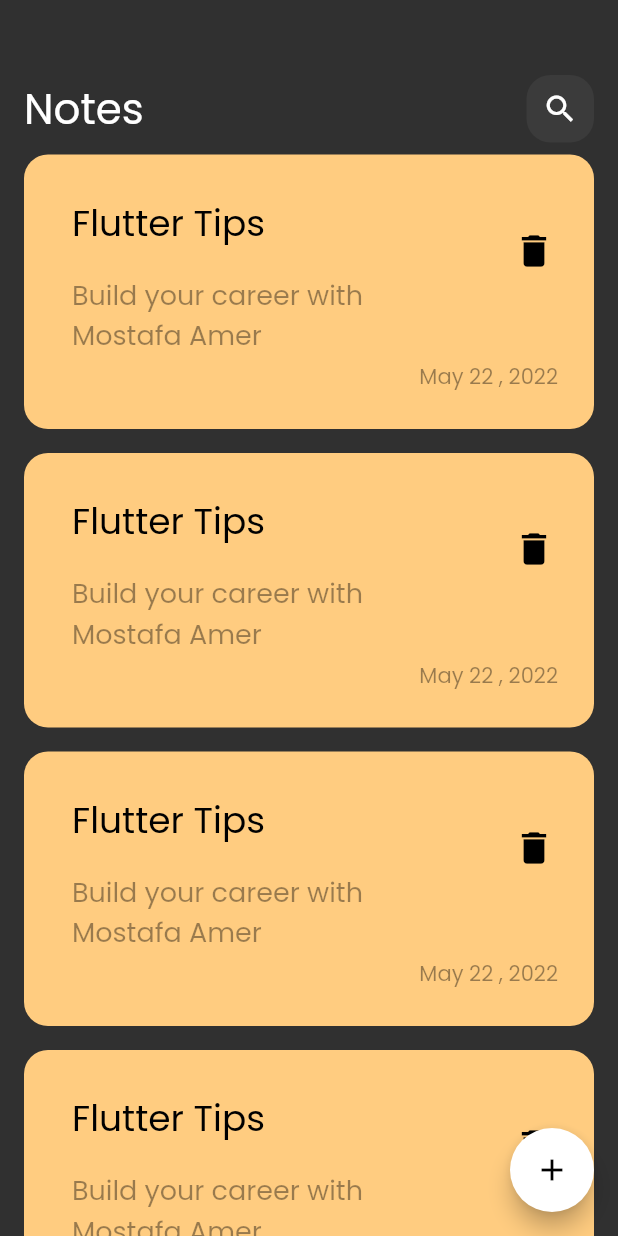
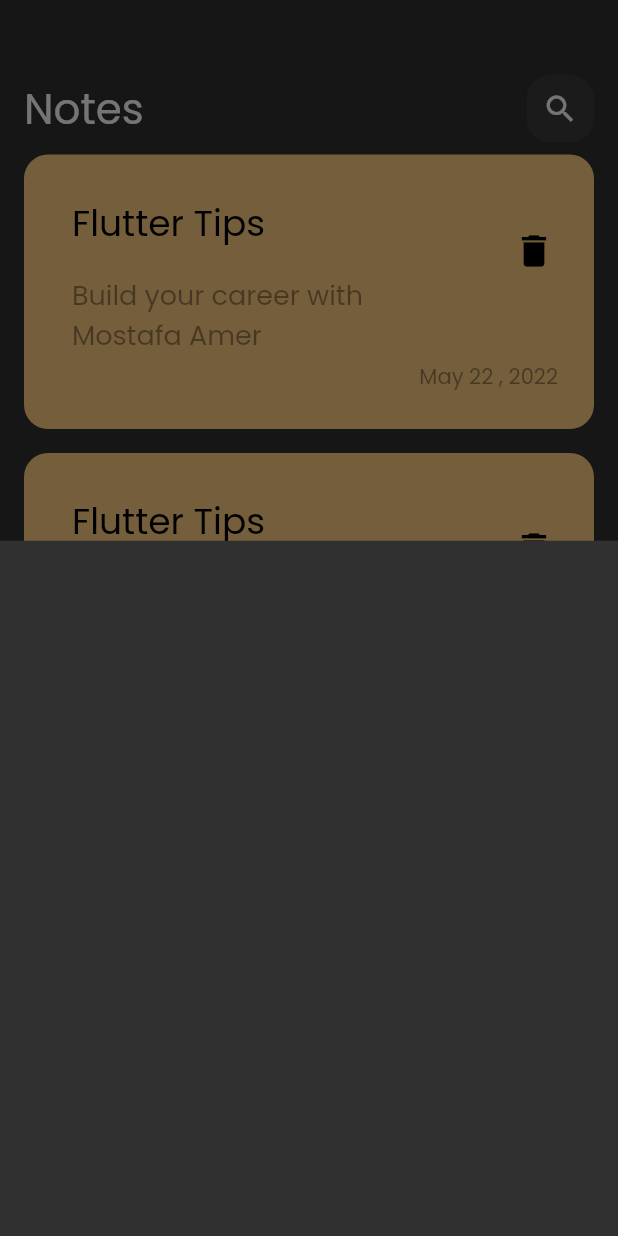
Before and after one commit to MostafaAmer12/Notes_App, a Flutter app: the screen it shows after launch, after a tap on the "add" icon, on a phone screen of 412 x 824 dp. Run offline on Flutter 3.47's test engine with Material 2 defaults, Android fonts, the phone set to English and light mode, and no system bars.

Commit message:
Build Modal Bottom Sheet

```diff
--- a/lib/views/notes_view.dart
+++ b/lib/views/notes_view.dart
@@ -1,5 +1,6 @@
 import 'package:flutter/material.dart';
 import 'package:notes_app/views/widgets/custom_app_bar.dart';
+import 'package:notes_app/views/widgets/modal_bottom_sheet.dart';
 import 'package:notes_app/views/widgets/notes_list_view.dart';
 
 class NotesView extends StatelessWidget {
@@ -9,7 +10,11 @@ class NotesView extends StatelessWidget {
   Widget build(BuildContext context) {
     return Scaffold(
       floatingActionButton: FloatingActionButton(
-        onPressed: () {},
+        onPressed: () {
+          showModalBottomSheet(context: context, builder: (context){
+            return AddNewNotes();
+          });
+        },
         child: Icon(
           Icons.add,
           color: Colors.black,
--- /dev/null
+++ b/lib/views/widgets/modal_bottom_sheet.dart
@@ -0,0 +1,10 @@
+import 'package:flutter/material.dart';
+
+class AddNewNotes extends StatelessWidget {
+  const AddNewNotes({super.key});
+
+  @override
+  Widget build(BuildContext context) {
+    return Container();
+  }
+}
```
